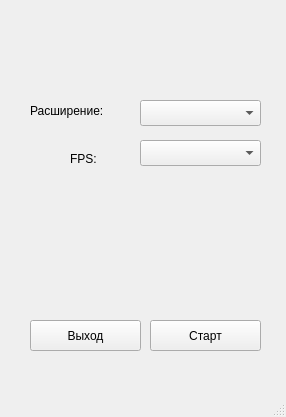
First picture: the form in main_window.ui, repository NAD777/Game-pygame, before the edit.
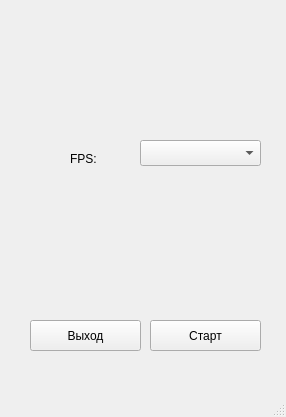
Second picture: the form after the edit.

The edit to the form file:
```diff
--- a/main_window.ui
+++ b/main_window.ui
@@ -27,16 +27,6 @@
      <string>Старт</string>
     </property>
    </widget>
-   <widget class="QComboBox" name="resolutions">
-    <property name="geometry">
-     <rect>
-      <x>140</x>
-      <y>100</y>
-      <width>121</width>
-      <height>26</height>
-     </rect>
-    </property>
-   </widget>
    <widget class="QPushButton" name="exit_btn">
     <property name="geometry">
      <rect>
@@ -50,19 +40,6 @@
      <string>Выход</string>
     </property>
    </widget>
-   <widget class="QLabel" name="label">
-    <property name="geometry">
-     <rect>
-      <x>30</x>
-      <y>100</y>
-      <width>101</width>
-      <height>21</height>
-     </rect>
-    </property>
-    <property name="text">
-     <string>Расширение:</string>
-    </property>
-   </widget>
    <widget class="QComboBox" name="fps">
     <property name="geometry">
      <rect>
```
